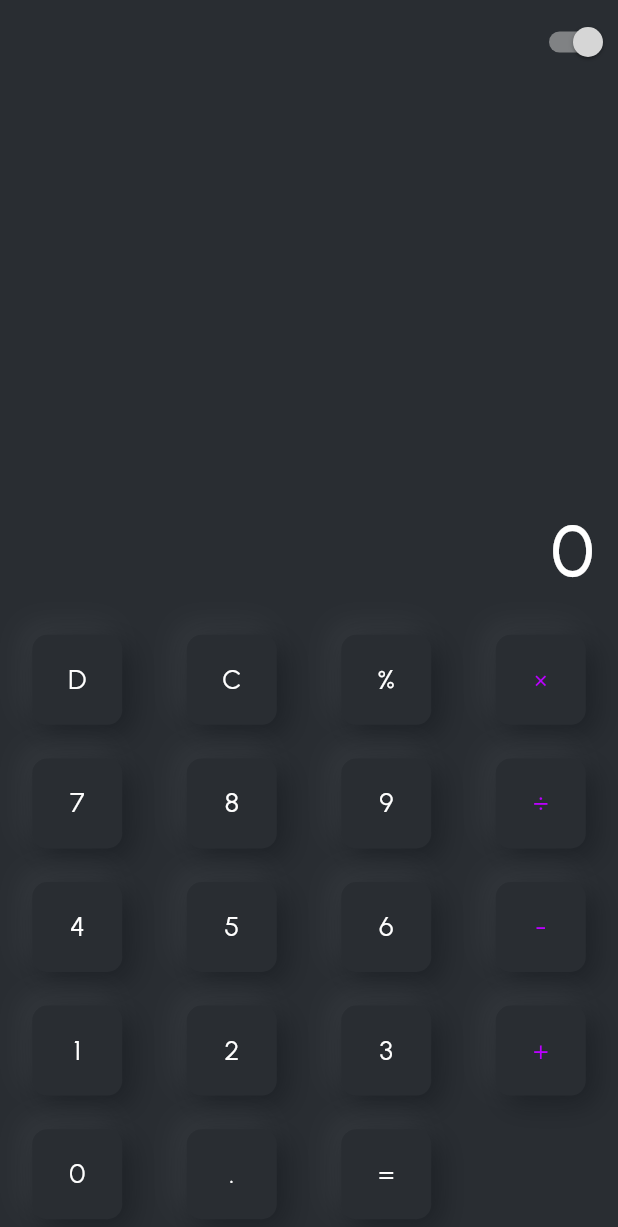
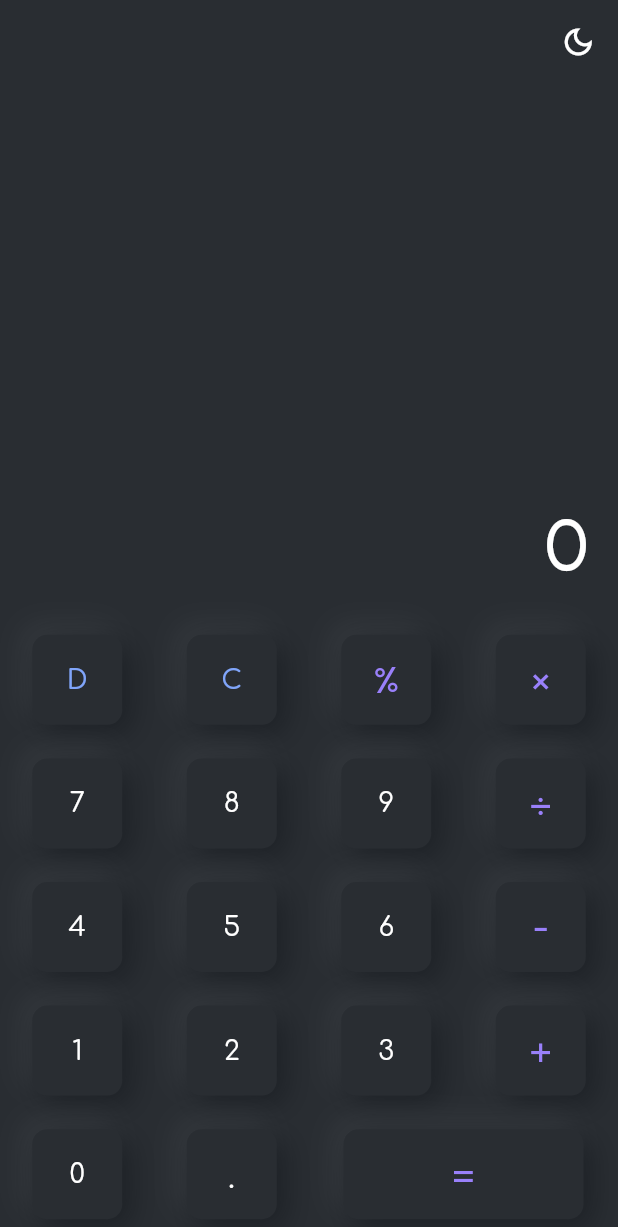
Before and after one commit to Ahmad-Mtr/calculator, a Flutter app: the screen it shows after launch, on a phone screen of 412 x 824 dp. Shown: the top 1227 px of the screen. Run offline on Flutter 3.47's test engine with Material 2 defaults, Android fonts, the phone set to English and light mode, and no system bars; our stand-ins replace flutter_inset_box_shadow, google_fonts.

Commit message:
finished darkmode button

```diff
--- a/lib/homescreen.dart
+++ b/lib/homescreen.dart
@@ -11,6 +11,9 @@ class Home extends StatefulWidget {
 }
 
 class _HomeState extends State<Home> {
+  String number1 = "";
+  String operand = "";
+  String number2 = "";
   bool isDarkMode = true;
   late List<bool> isPressedList; // Track the pressed state for each button
 
@@ -31,16 +34,20 @@ class _HomeState extends State<Home> {
         backgroundColor: bckgroundDark,
         elevation: 0,
         actions: [
-          Switch(
-              activeColor: Colors.grey[350],
-              inactiveThumbColor:
-                  isDarkMode ? Colors.blueGrey : Color(0xff374C70),
-              value: isDarkMode,
-              onChanged: (bool newBool) {
+          IconButton(
+            onPressed: () {
               setState(() {
-                  isDarkMode = newBool;
+                isDarkMode = !isDarkMode;
               });
-              }),
+            },
+            icon: isDarkMode
+                ? Icon(Icons.dark_mode_outlined)
+                : Icon(
+                    Icons.dark_mode_rounded,
+                    color: Color(0xff374C70),
+                  ),
+            padding: EdgeInsets.fromLTRB(0, 0, 5, 0),
+          ),
         ],
       ),
       backgroundColor: bckgroundDark,
@@ -53,11 +60,13 @@ class _HomeState extends State<Home> {
                 reverse: true,
                 child: Container(
                   alignment: Alignment.bottomRight,
-                  padding: const EdgeInsets.all(16),
+                  padding: const EdgeInsets.all(20),
                   child: Text(
-                    "0",
+                    "$number1$operand$number2".isEmpty
+                        ? "0"
+                        : "$number1$operand$number2",
                     style: GoogleFonts.urbanist(
-                      color: isDarkMode ? Colors.white : Color(0xff374C70),
+                      color: (isDarkMode ? Colors.white : Color(0xff374C70)),
                       fontSize: 48,
                       fontWeight: FontWeight.w500,
                     ),
@@ -67,15 +76,28 @@ class _HomeState extends State<Home> {
               ),
             ),
             Wrap(
-              children: List.generate(
-                Btn.buttonValues.length,
-                (index) => SizedBox(
+              children: [
+                // Generate buttons excluding the "=" button
+                ...Btn.buttonValues
+                    .where((value) => value != Btn.calculate)
+                    .map((value) => SizedBox(
                           width: screen.width / 4,
                           height: screen.width / 5,
-                  child: buildButton(Btn.buttonValues[index], index),
+                          child: buildButton(
+                              value, Btn.buttonValues.indexOf(value)),
+                        )),
+                // Generate the "=" button
+                SizedBox(
+                  width: screen.width / 2, // Make it twice as wide
+                  height: screen.width / 5,
+                  child: Align(
+                    alignment: Alignment.bottomRight,
+                    child: buildButton(
+                        Btn.calculate, Btn.buttonValues.indexOf(Btn.calculate)),
                   ),
                 ),
-            )
+              ],
+            ),
           ],
         ),
       ),
@@ -83,17 +105,56 @@ class _HomeState extends State<Home> {
   }
 
   Widget buildButton(value, int index) {
-    Color textColor = Btn.isOperator(value)
-        ? Color(0xffbb00ff) // Use purple for operators
-        : (isDarkMode ? Colors.white : Color(0xff374C70)); // Default text color
-
+    final buttonTextStyle = TextStyle(
+      color: [Btn.del, Btn.clr].contains(value)
+          ? Color(0xff80a5fa)
+          : [
+              Btn.per,
+              Btn.add,
+              Btn.subtract,
+              Btn.multiply,
+              Btn.divide,
+              Btn.calculate
+            ].contains(value)
+              ? Color(0xff9980fa)
+              : (isDarkMode
+                  ? Colors.white
+                  : Color(
+                      0xff374C70)), //isDarkMode ? Colors.white : Color(0xff374C70),
+      fontWeight: [
+        Btn.calculate,
+        Btn.add,
+        Btn.multiply,
+        Btn.subtract,
+        Btn.divide,
+        Btn.clr,
+        Btn.del,
+        Btn.dot,
+        Btn.per
+      ].contains(value)
+          ? FontWeight.w500
+          : FontWeight.w400,
+      fontSize: [
+        Btn.calculate,
+        Btn.add,
+        Btn.multiply,
+        Btn.subtract,
+        Btn.divide,
+        Btn.dot,
+        Btn.per
+      ].contains(value)
+          ? 25
+          : 18,
+    );
     final bckgroundDark = isDarkMode
         ? const Color(0xff292d32)
         : const Color(0xffE6EFF7); /*Color(0xff080019);*/
 
     Offset _distance = isPressedList[index] ? const Offset(3, 3) : Offset(6, 6);
     double blur = isPressedList[index] ? 6.0 : 16.0;
-    return Center(
+    return GestureDetector(
+      onTap: () => onBtnTap(value),
+      child: Center(
         child: Listener(
           onPointerUp: (event) => setState(() {
             isPressedList[index] = false;
@@ -105,16 +166,25 @@ class _HomeState extends State<Home> {
             duration: const Duration(milliseconds: 100),
             decoration: BoxDecoration(
               borderRadius: BorderRadius.circular(10),
-            color: bckgroundDark,
+              color: /* [Btn.calculate].contains(value)
+                  ? Color(0xffd0c5fa)
+                  : */
+                  bckgroundDark,
               boxShadow: [
                 BoxShadow(
-                color: isDarkMode ? Color(0xff363a3f) : Color(0xffF6FCFF),
+                  color: /* [Btn.calculate].contains(value)
+                      ? Color(0x66b79eff)
+                      : */
+                      (isDarkMode ? Color(0xff363a3f) : Color(0xffF6FCFF)),
                   offset: -_distance,
                   blurRadius: blur,
                   inset: isPressedList[index],
                 ),
                 BoxShadow(
-                color: isDarkMode ? Color(0xff1c2025) : Color(0xffC5D5E7),
+                  color: /*[Btn.calculate].contains(value)
+                      ? Color(0xff7c68cc)
+                      : */
+                      (isDarkMode ? Color(0xff1c2025) : Color(0xffC5D5E7)),
                   offset: _distance,
                   blurRadius: blur,
                   inset: isPressedList[index],
@@ -123,15 +193,26 @@ class _HomeState extends State<Home> {
             ),
             child: SizedBox(
               height: 60,
-            width: 60,
+              width: [Btn.calculate].contains(value) ? 160.0 : 60.0,
               child: Center(
                 child: Text(
                   value,
-                style: GoogleFonts.urbanist(
-                  color:
-                      textColor, //isDarkMode ? Colors.white : Color(0xff374C70),
-                  fontWeight: FontWeight.w400,
-                  fontSize: 18,
+                  style: [
+                    Btn.n0,
+                    Btn.n1,
+                    Btn.n2,
+                    Btn.n3,
+                    Btn.n4,
+                    Btn.n5,
+                    Btn.n6,
+                    Btn.n7,
+                    Btn.n8,
+                    Btn.n9,
+                    Btn.del,
+                    Btn.clr
+                  ].contains(value)
+                      ? GoogleFonts.comfortaa(textStyle: buttonTextStyle)
+                      : GoogleFonts.urbanist(textStyle: buttonTextStyle),
                 ),
               ),
             ),
@@ -139,6 +220,111 @@ class _HomeState extends State<Home> {
         ),
       ),
     );
+  }
+
+  void appendValue(String value) {
+    // number1 operand number2
+    if (value != Btn.dot && int.tryParse(value) == null) {
+      if (operand.isNotEmpty && number2.isNotEmpty) {
+        calculate();
+      }
+      operand = value;
+    } else if (number1.isEmpty || operand.isEmpty) {
+      if (value == Btn.dot && number1.contains(Btn.dot)) return;
+      if (value == Btn.dot && (number1.isEmpty || number1 == Btn.n0)) {
+        value = "0.";
+      }
+      number1 += value;
+    } else if (number2.isEmpty || operand.isNotEmpty) {
+      //////// number2.empty ||
+      // 23 + .
+      if (value == Btn.dot && number2.contains(Btn.dot)) return;
+      if (value == Btn.dot && (number2.isEmpty || number2 == Btn.n0)) {
+        value = "0.";
+      }
+      number2 += value;
+    }
+    setState(() {});
+  }
+
+  void onBtnTap(String value) {
+    if (value == Btn.del) {
+      delete();
+      return;
+    } else if (value == Btn.clr) {
+      clear();
+      return;
+    } else if (value == Btn.per) {
+      _mathPercentage();
+      return;
+    } else if (value == Btn.calculate) {
+      calculate();
+      return;
+    }
+    appendValue(value);
+  }
+
+  void calculate() {
+    if (number1.isEmpty || number2.isEmpty || operand.isEmpty) return;
+    final num1 = double.parse(number1);
+    final num2 = double.parse(number2);
+
+    var result = 0.0;
+    switch (operand) {
+      case Btn.add:
+        result = num1 + num2;
+        break;
+      case Btn.subtract:
+        result = num1 - num2;
+        break;
+      case Btn.multiply:
+        result = num1 * num2;
+        break;
+      case Btn.divide:
+        result = num1 / num2;
+    }
+    setState(() {
+      number1 = "$result";
+      if (number1.endsWith(".0"))
+        number1 = number1.substring(0, number1.length - 2);
+      operand = "";
+      number2 = "";
+    });
+  }
+
+  void _mathPercentage() {
+    if (number1.isNotEmpty && number2.isNotEmpty && operand.isNotEmpty) {
+      calculate();
+    }
+    if (operand.isNotEmpty) {
+      return;
+    }
+
+    final number = double.parse(number1);
+    setState(() {
+      number1 = "${(number / 100)}";
+      operand = "";
+      number2 = "";
+    });
+  }
+
+  void clear() {
+    setState(() {
+      number1 = "";
+      operand = "";
+      number2 = "";
+    });
+  }
+
+  void delete() {
+    if (number2.isNotEmpty) {
+      number2 = number2.substring(0, number2.length - 1);
+    } else if (operand.isNotEmpty) {
+      operand = "";
+    } else if (number1.isNotEmpty) {
+      number1 = number1.substring(0, number1.length - 1);
+    }
+    setState(() {});
   }
 }
 
```
Also changed, not shown: lib/tmp.txt (+1 -45 lines). Lines whose indentation alone changed are shown as unchanged.
